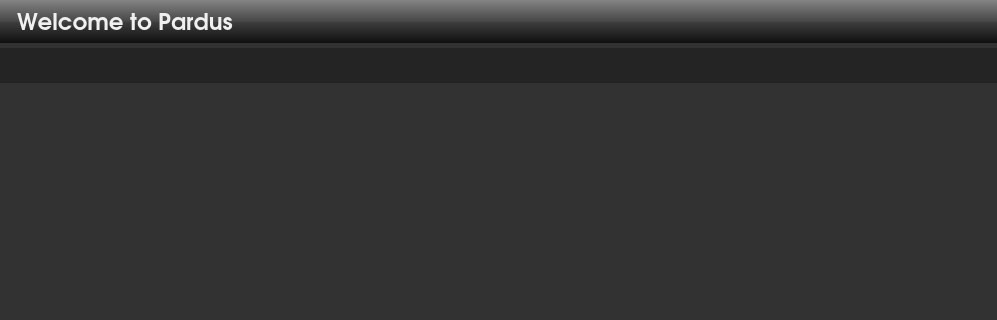
Above: ui/ui_kaptan.ui from rshipp/kapudan before the change; both pictures show x 0 to 997 and y 0 to 320 of the 997 by 751 pixel window. Below: the same form after it.
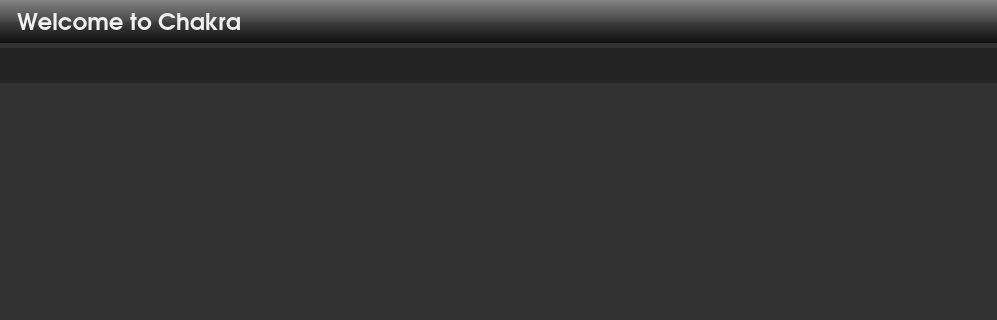
That is the form after the change. Icons and pictures are not drawn.

Commit message: chakra-izing, removed icon theme choice

```diff
--- a/ui/ui_kaptan.ui
+++ b/ui/ui_kaptan.ui
@@ -178,7 +178,7 @@
            <number>0</number>
           </property>
           <property name="text">
-           <string>Welcome to Pardus</string>
+           <string>Welcome to Chakra</string>
           </property>
           <property name="alignment">
            <set>Qt::AlignLeading|Qt::AlignLeft|Qt::AlignVCenter</set>
```
The commit also changes 36 other files.
